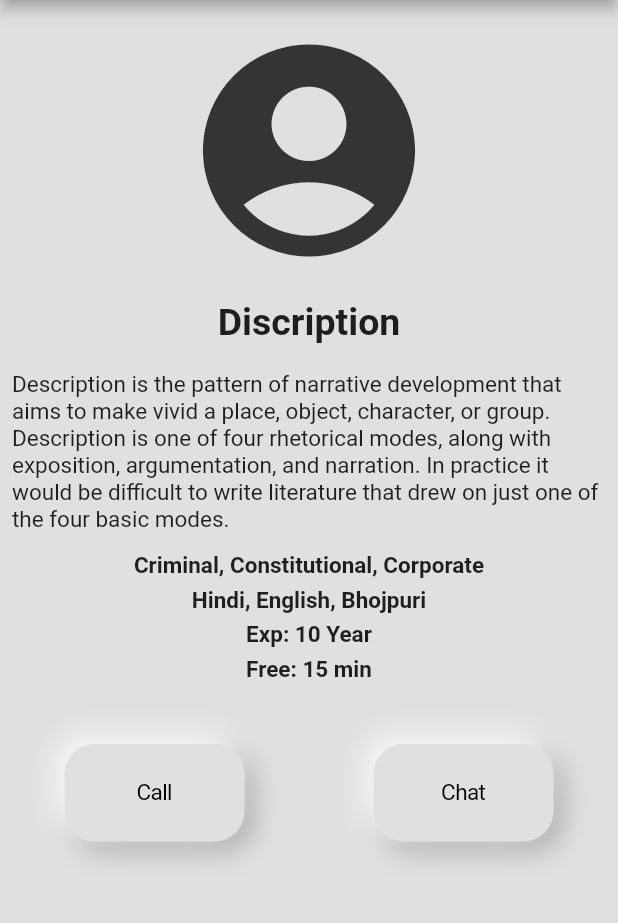
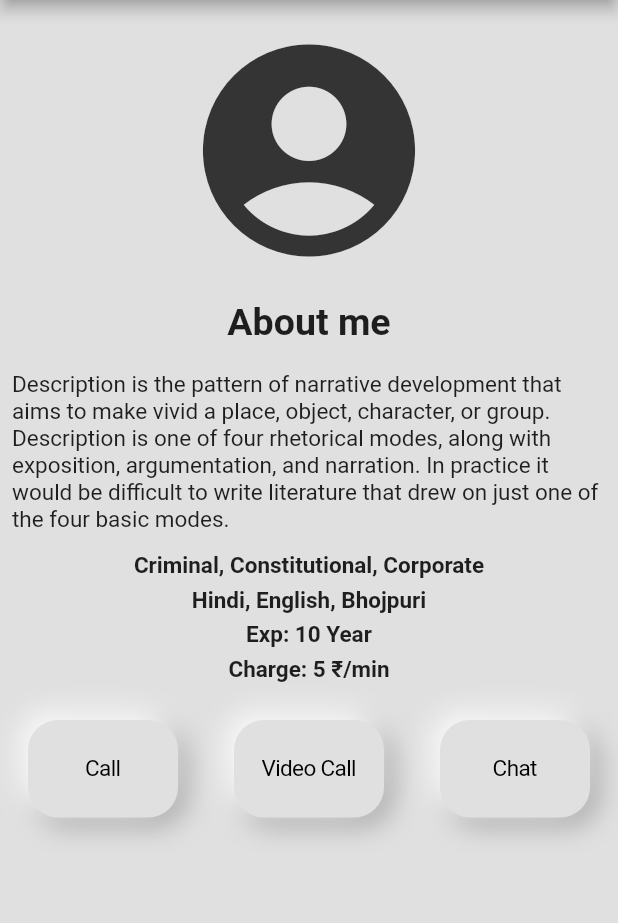
Before and after one commit to navneetprajapati26/solution-, a Flutter app: the serviceProviderScareen screen opened directly, on a phone screen of 412 x 824 dp, the part 84-1007 px from its top. Run offline on Flutter 3.47's test engine with Material 2 defaults, Android fonts, the phone set to English and light mode, and no system bars; our stand-ins replace flutter_svg, get, google_nav_bar, line_icons.

Commit message:
search and charge

```diff
--- a/lib/screens/dashboard/Dashboard.dart
+++ b/lib/screens/dashboard/Dashboard.dart
@@ -8,6 +8,7 @@ import '../home/home.dart';
 import '../likes/LikesScreen.dart';
 import '../notification/NotificationScreen.dart';
 import '../profile/profile.dart';
+import '../search/SearchScreen.dart';
 import '../wallet/WalletScreen.dart';
 import 'dashboard_controller.dart';
 
@@ -17,7 +18,7 @@ class Dashboard extends StatelessWidget {
   final screens = [
     HomeScreen(),
     LikesScreen(),
-    ProfileScreen(),
+    SearchScreen(),
     ProfileScreen(),
   ];
   @override
--- a/lib/screens/home/home.dart
+++ b/lib/screens/home/home.dart
@@ -118,7 +118,7 @@ class HomeScreen extends StatelessWidget {
                     spatiality: "Criminal, Constitutional, Corporate",
                     language: "Hindi, English, Bhojpuri",
                     exp: "10 Year",
-                    free: "15 min",
+                    charge: "5 ₹/min",
                     calls: "1532",
                   );
                 })
--- a/lib/screens/likes/LikesScreen.dart
+++ b/lib/screens/likes/LikesScreen.dart
@@ -95,7 +95,7 @@ class LikesScreen extends StatelessWidget {
                         spatiality: "Criminal, Constitutional, Corporate",
                         language: "Hindi, English, Bhojpuri",
                         exp: "10 Year",
-                        free: "15 min",
+                        charge: "5 ₹/min",
                         calls: "1532",
                       );
                     })
--- /dev/null
+++ b/lib/screens/search/SearchScreen.dart
@@ -0,0 +1,12 @@
+import 'package:flutter/material.dart';
+class SearchScreen extends StatelessWidget {
+  const SearchScreen({Key? key}) : super(key: key);
+
+  @override
+  Widget build(BuildContext context) {
+    return Scaffold(
+      backgroundColor:  Colors.grey[300],
+      body: Center(child: Text("Search Screen Work is going on...",style: TextStyle(color: Colors.blue,fontWeight: FontWeight.bold),)),
+    );
+  }
+}
--- a/lib/screens/service/ServiceScreen.dart
+++ b/lib/screens/service/ServiceScreen.dart
@@ -88,7 +88,7 @@ class ServicesScreen extends StatelessWidget {
                         spatiality: "Criminal, Constitutional, Corporate",
                         language: "Hindi, English, Bhojpuri",
                         exp: "10 Year",
-                        free: "15 min",
+                        charge: "5 ₹/min",
                         calls: "1532",
                       );
                     })
--- a/lib/screens/service_provider_scareen/ServiceProviderScareen.dart
+++ b/lib/screens/service_provider_scareen/ServiceProviderScareen.dart
@@ -34,7 +34,7 @@ class serviceProviderScareen extends StatelessWidget {
             ),
             //todo: Discription
             Text(
-              "Discription",
+              "About me",
               style: TextStyle(
                   fontSize: Dimensions.SIZE_EXTRA_LARGE,
                   fontWeight: FontWeight.bold),
@@ -111,7 +111,7 @@ class serviceProviderScareen extends StatelessWidget {
                       ],
                     ),
                   ),
-                  //todo:Free time
+                  //todo:charge time
                   Padding(
                     padding: const EdgeInsets.only(
                         left: Dimensions.SIZE_EXTRA_SMALL,
@@ -121,14 +121,14 @@ class serviceProviderScareen extends StatelessWidget {
                       mainAxisAlignment: MainAxisAlignment.center,
                       children: [
                         Text(
-                          "Free: ",
+                          "Charge: ",
                           style: TextStyle(
                               fontSize: Dimensions.SIZE_DEFAULT,
                               fontWeight: FontWeight.bold
                           ),
                         ),
                         Text(
-                          "15 min",
+                          "5 ₹/min",
                           style: TextStyle(
                               fontSize: Dimensions.SIZE_DEFAULT,
                               fontWeight: FontWeight.bold
@@ -145,16 +145,27 @@ class serviceProviderScareen extends StatelessWidget {
               mainAxisAlignment: MainAxisAlignment.spaceAround,
               children: [
                 CupertinoButton(
+                  padding: EdgeInsets.only(left: 4,right: 4),
                     onPressed: (){},
-                    child: NeuBox(height: 65, width: 120, child: Container(
+                    child: NeuBox(height: 65, width: 100, child: Container(
                       alignment: Alignment.center,
                       child: Text("Call",style: TextStyle(fontSize: Dimensions.SIZE_DEFAULT,color: Colors.black),),
                     )
                     )
                 ),
                 CupertinoButton(
+                    padding: EdgeInsets.only(left: 4,right: 4),
                     onPressed: (){},
-                    child: NeuBox(height: 65, width: 120, child: Container(
+                    child: NeuBox(height: 65, width: 100, child: Container(
+                      alignment: Alignment.center,
+                      child: Text("Video Call",style: TextStyle(fontSize: Dimensions.SIZE_DEFAULT,color: Colors.black),),
+                    )
+                    )
+                ),
+                CupertinoButton(
+                    padding: EdgeInsets.only(left: 4,right: 4),
+                    onPressed: (){},
+                    child: NeuBox(height: 65, width: 100, child: Container(
                       alignment: Alignment.center,
                       child: Text("Chat",style: TextStyle(fontSize: Dimensions.SIZE_DEFAULT,color: Colors.black),),
                     )
--- a/lib/utils/service_provider_card.dart
+++ b/lib/utils/service_provider_card.dart
@@ -9,7 +9,7 @@ class ServiceProvider extends StatelessWidget {
   String spatiality;
   String language;
   String exp;
-  String free;
+  String charge;
   String calls;
   ServiceProvider(
       {Key? key,
@@ -18,7 +18,7 @@ class ServiceProvider extends StatelessWidget {
       required this.spatiality,
       required this.language,
       required this.exp,
-      required this.free,
+      required this.charge,
       required this.calls})
       : super(key: key);
 
@@ -162,7 +162,7 @@ class ServiceProvider extends StatelessWidget {
                           ],
                         ),
                       ),
-                      //todo:Free time
+                      //todo:charge time
                       Padding(
                         padding: const EdgeInsets.only(
                             left: Dimensions.SIZE_EXTRA_SMALL,
@@ -171,13 +171,13 @@ class ServiceProvider extends StatelessWidget {
                         child: Row(
                           children: [
                             Text(
-                              "Free: ",
+                              "Charge: ",
                               style: TextStyle(
                                   fontSize: Dimensions.SIZE_SMALL,
                                   fontWeight: FontWeight.bold),
                             ),
                             Text(
-                              free,
+                              charge,
                               style: TextStyle(
                                 fontSize: Dimensions.SIZE_SMALL,
                               ),
```
